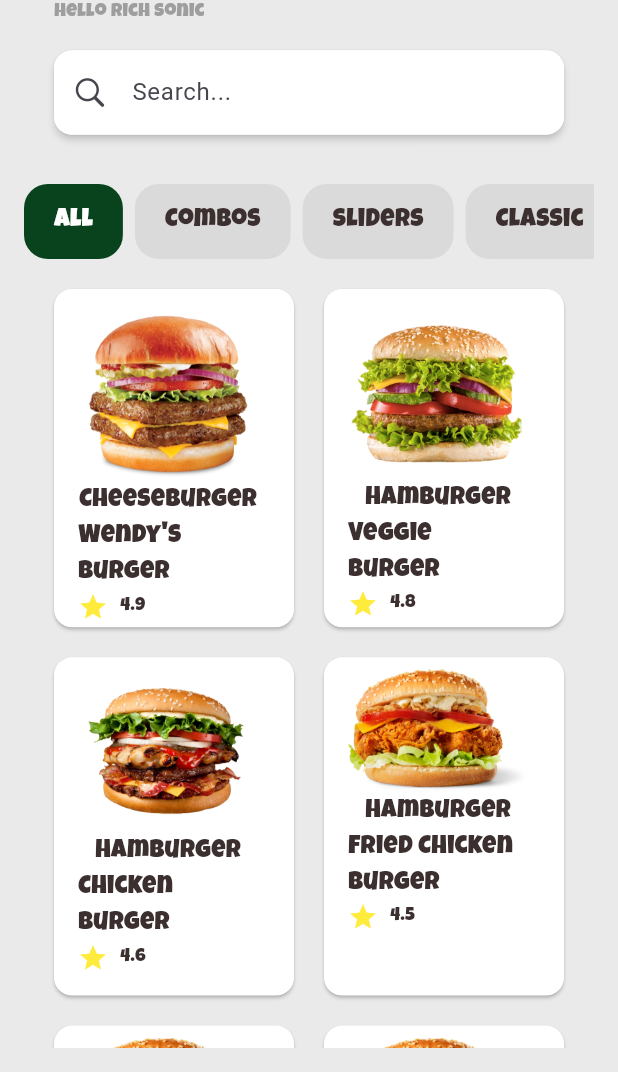
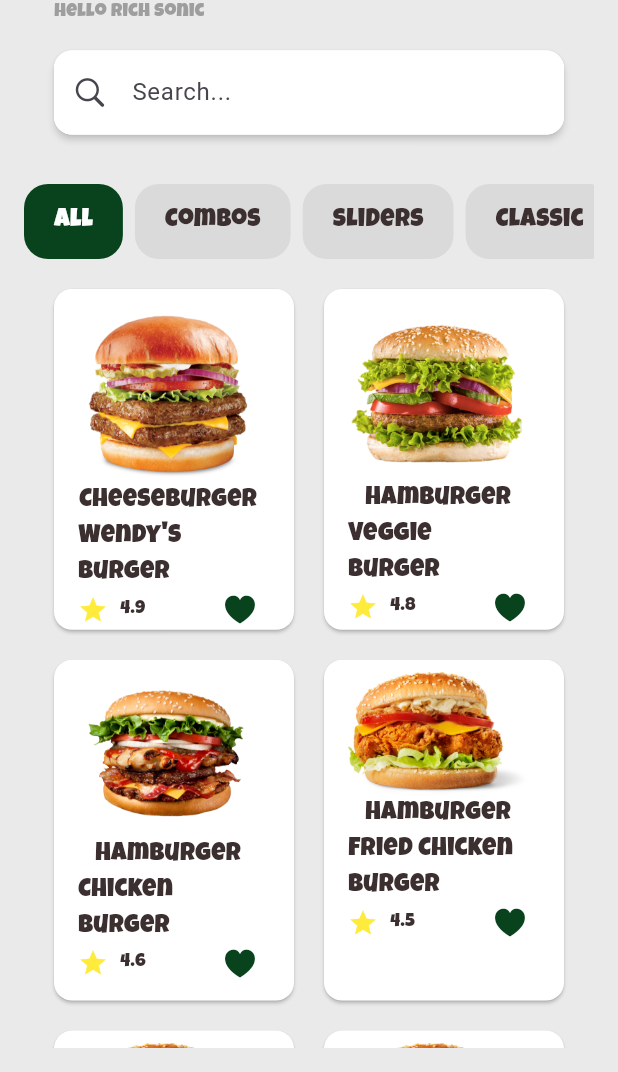
Before and after one commit to rolarefaat456/e-Commerce-Burger, a Flutter app: the HomeView screen opened directly, on a phone screen of 412 x 824 dp, the part 164-1236 px from its top. Run offline on Flutter 3.47's test engine with Material 3 defaults, Android fonts, the light colour scheme and no system bars; our stand-ins replace bloc, device_preview, flutter_bloc, gap; project files that could hold a hidden picture were left out.

Commit message:
home doneeeee

```diff
--- a/lib/features/home/presentation/view/widgets/burger_grid_view_item.dart
+++ b/lib/features/home/presentation/view/widgets/burger_grid_view_item.dart
@@ -1,3 +1,4 @@
+import 'package:flutter/cupertino.dart';
 import 'package:flutter/material.dart';
 import 'package:gap/gap.dart';
 import '../../../../../core/constans/app_colors.dart';
@@ -5,7 +6,14 @@ import '../../../../../core/utils/app_text_styles.dart';
 import '../../../../../core/widgets/custom_text.dart';
 
 class BurgerGridViewItem extends StatelessWidget {
-  const BurgerGridViewItem({super.key,  required this.image, required this.title, required this.subTitle, required this.rate, required this.icon});
+  const BurgerGridViewItem({
+    super.key,
+    required this.image,
+    required this.title,
+    required this.subTitle,
+    required this.rate,
+    required this.icon,
+  });
   final String image, title, subTitle, rate;
   final IconData icon;
 
@@ -38,6 +46,8 @@ class BurgerGridViewItem extends StatelessWidget {
                   context,
                 ).copyWith(color: AppColors.backRed),
               ),
+              Spacer(),
+              Icon(CupertinoIcons.heart_fill, color: AppColors.main),
             ],
           ),
         ],
--- a/lib/features/home/presentation/view/widgets/burgers_grid_view.dart
+++ b/lib/features/home/presentation/view/widgets/burgers_grid_view.dart
@@ -28,7 +28,7 @@ class BurgersGridView extends StatelessWidget {
         crossAxisCount: 2,
         crossAxisSpacing: 12,
         mainAxisSpacing: 12,
-        childAspectRatio: 1 / 1.39,
+        childAspectRatio: 1 / 1.4,
       ),
     );
   }
```
